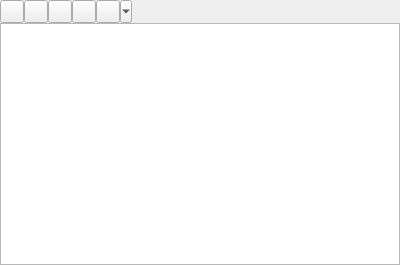
Old version of the form src/rawjsontextedit.ui in the repository IoeCmcomc/MCDatapacker.
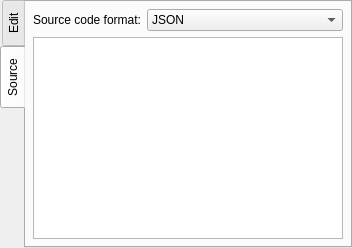
New version of the form. The open tabs and pages were chosen to show the change. Icons and pictures are not drawn.

Commit message:
[Impl] Improve RawJsonTextEdit and make it accessible using the tool menu
RawJsonTextEdit:
- Now have two tab;
- The "Edit" tab contains the original visual text editor;
- The "Source" tab allow limited conversions between JSON, HTML and
Markdown;
- Normal fonts is now used in the text editor instead of monospaced
fonts;
- Current color will now be indicated correctly.

MainWindow:
- Add new menu entry: Tools -> Raw JSON text editor.

- Fix a potential memory leak;
- Update translations.

What changed in the file:
```diff
--- a/src/rawjsontextedit.ui
+++ b/src/rawjsontextedit.ui
@@ -6,8 +6,8 @@
    <rect>
     <x>0</x>
     <y>0</y>
-    <width>400</width>
-    <height>265</height>
+    <width>352</width>
+    <height>248</height>
    </rect>
   </property>
   <property name="sizePolicy">
@@ -17,11 +17,45 @@
    </sizepolicy>
   </property>
   <property name="windowTitle">
-   <string/>
+   <string>Raw JSON text editor</string>
+  </property>
+  <property name="frameShape">
+   <enum>QFrame::NoFrame</enum>
   </property>
   <layout class="QVBoxLayout" name="verticalLayout">
+   <property name="leftMargin">
+    <number>0</number>
+   </property>
+   <property name="topMargin">
+    <number>0</number>
+   </property>
+   <property name="rightMargin">
+    <number>0</number>
+   </property>
+   <property name="bottomMargin">
+    <number>0</number>
+   </property>
+   <item>
+    <widget class="QTabWidget" name="tabWidget">
+     <property name="tabPosition">
+      <enum>QTabWidget::West</enum>
+     </property>
+     <property name="tabShape">
+      <enum>QTabWidget::Rounded</enum>
+     </property>
+     <property name="currentIndex">
+      <number>0</number>
+     </property>
+     <property name="usesScrollButtons">
+      <bool>false</bool>
+     </property>
+     <widget class="QWidget" name="editTab">
+      <attribute name="title">
+       <string>Edit</string>
+      </attribute>
+      <layout class="QVBoxLayout" name="verticalLayout_2">
    <property name="spacing">
-    <number>0</number>
+        <number>1</number>
    </property>
    <property name="leftMargin">
     <number>0</number>
@@ -145,6 +179,83 @@
 &lt;/style&gt;&lt;/head&gt;&lt;body style=&quot; font-family:'MS Shell Dlg 2'; font-size:7.8pt; font-weight:400; font-style:normal;&quot;&gt;
 &lt;p style=&quot;-qt-paragraph-type:empty; margin-top:0px; margin-bottom:0px; margin-left:0px; margin-right:0px; -qt-block-indent:0; text-indent:0px;&quot;&gt;&lt;br /&gt;&lt;/p&gt;&lt;/body&gt;&lt;/html&gt;</string>
      </property>
+        </widget>
+       </item>
+       <item>
+        <spacer name="verticalSpacer">
+         <property name="orientation">
+          <enum>Qt::Vertical</enum>
+         </property>
+         <property name="sizeHint" stdset="0">
+          <size>
+           <width>20</width>
+           <height>0</height>
+          </size>
+         </property>
+        </spacer>
+       </item>
+      </layout>
+     </widget>
+     <widget class="QWidget" name="sourceTab">
+      <attribute name="title">
+       <string>Source</string>
+      </attribute>
+      <layout class="QFormLayout" name="formLayout">
+       <property name="leftMargin">
+        <number>7</number>
+       </property>
+       <property name="topMargin">
+        <number>7</number>
+       </property>
+       <property name="rightMargin">
+        <number>7</number>
+       </property>
+       <property name="bottomMargin">
+        <number>7</number>
+       </property>
+       <item row="0" column="0">
+        <widget class="QLabel" name="label">
+         <property name="text">
+          <string>Source code format:</string>
+         </property>
+         <property name="buddy">
+          <cstring>sourceFormatCombo</cstring>
+         </property>
+        </widget>
+       </item>
+       <item row="0" column="1">
+        <widget class="QComboBox" name="sourceFormatCombo">
+         <item>
+          <property name="text">
+           <string>JSON</string>
+          </property>
+         </item>
+         <item>
+          <property name="text">
+           <string>HTML</string>
+          </property>
+         </item>
+         <item>
+          <property name="text">
+           <string>Markdown</string>
+          </property>
+         </item>
+        </widget>
+       </item>
+       <item row="1" column="0" colspan="2">
+        <widget class="QPlainTextEdit" name="sourceEdit">
+         <property name="font">
+          <font>
+           <family>Consolas</family>
+          </font>
+         </property>
+         <property name="backgroundVisible">
+          <bool>false</bool>
+         </property>
+        </widget>
+       </item>
+      </layout>
+     </widget>
     </widget>
    </item>
   </layout>
```
Left out of the diff: 8 changed lines with no effect on the pictures. Lines whose indentation alone changed are shown as unchanged. The commit also changes 11 other files.
